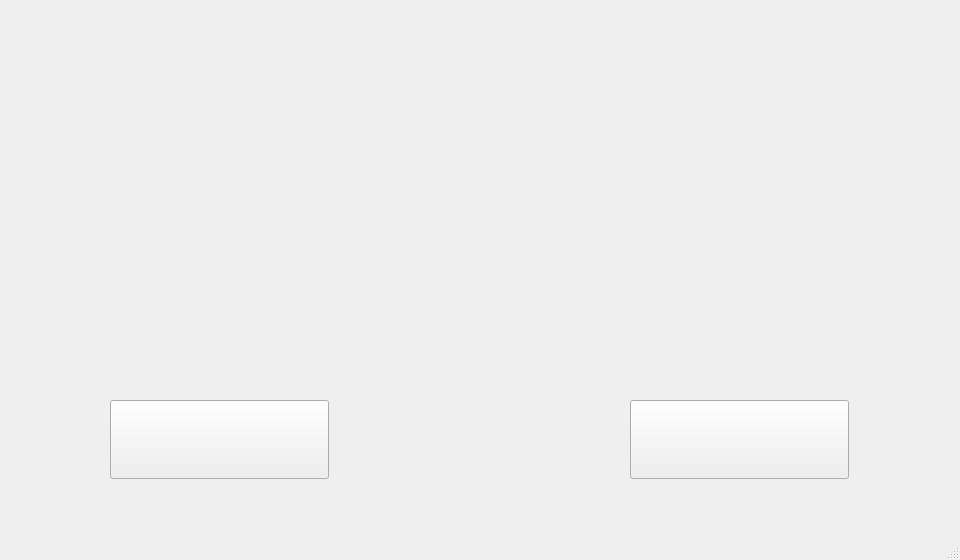
Qt form RubberContractBridge/gui/mainwindow.ui (CFWagner/EPE321-RubberContractBridge) before a commit.
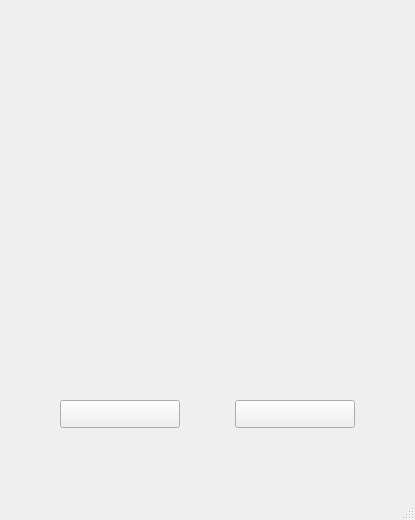
The same form after that commit. Custom widgets are drawn as their Qt base class.

What changed in the file:
```diff
--- a/RubberContractBridge/gui/mainwindow.ui
+++ b/RubberContractBridge/gui/mainwindow.ui
@@ -6,8 +6,8 @@
    <rect>
     <x>0</x>
     <y>0</y>
-    <width>960</width>
-    <height>560</height>
+    <width>415</width>
+    <height>520</height>
    </rect>
   </property>
   <property name="windowTitle">
@@ -23,10 +23,10 @@
    <widget class="QPushButton" name="serverButton">
     <property name="geometry">
      <rect>
-      <x>630</x>
+      <x>235</x>
       <y>400</y>
-      <width>219</width>
-      <height>79</height>
+      <width>120</width>
+      <height>28</height>
      </rect>
     </property>
     <property name="text">
@@ -42,10 +42,10 @@
    <widget class="QPushButton" name="clientButton">
     <property name="geometry">
      <rect>
-      <x>110</x>
+      <x>60</x>
       <y>400</y>
-      <width>219</width>
-      <height>79</height>
+      <width>120</width>
+      <height>28</height>
      </rect>
     </property>
     <property name="text">
@@ -71,6 +71,13 @@
   </widget>
   <widget class="QStatusBar" name="statusbar"/>
  </widget>
+ <customwidgets>
+  <customwidget>
+   <class>Hover</class>
+   <extends>QPushButton</extends>
+   <header location="global">hover.h</header>
+  </customwidget>
+ </customwidgets>
  <resources/>
  <connections/>
 </ui>
```
Left out of the diff: 6 changed lines with no effect on the pictures.
